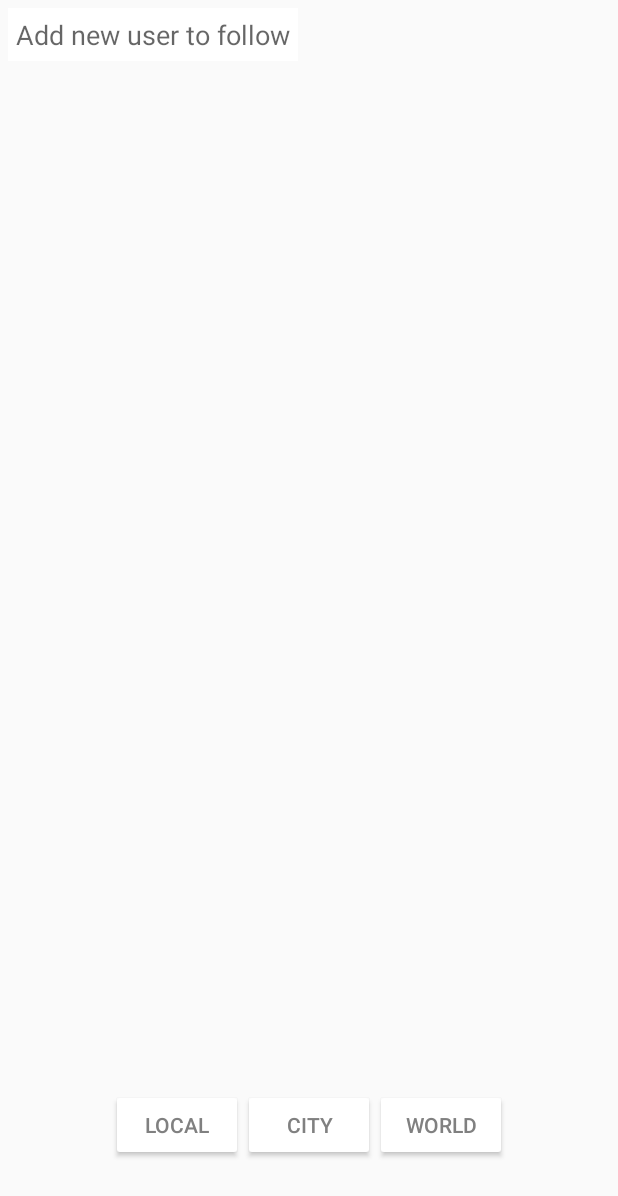
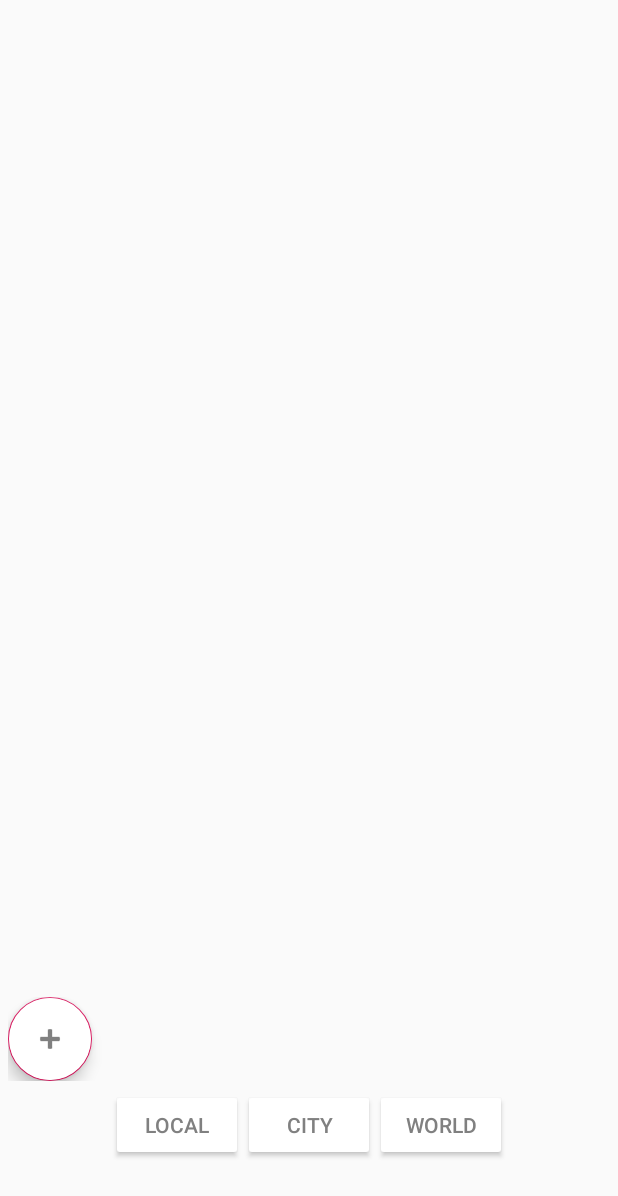
Before and after one commit to justinlwong/HypeMap, an Android app: the layout overlay_fragment.xml on its own in the app's theme, with its tools: preview values and no code run, on a phone screen of 412 x 824 dp. Shown: the top 1196 px of the screen. Run offline under Robolectric (Android 15) with nearby library versions, the phone set to English and light mode, and no system bars.

```diff
--- a/app/src/main/res/layout/overlay_fragment.xml
+++ b/app/src/main/res/layout/overlay_fragment.xml
@@ -1,27 +1,15 @@
 <?xml version="1.0" encoding="utf-8"?>
 <FrameLayout xmlns:android="http://schemas.android.com/apk/res/android"
-        xmlns:tools="http://schemas.android.com/tools"
-        android:layout_width="match_parent"
-        android:layout_height="match_parent"
-        tools:context=".ui.OverlayFragment">
+    xmlns:tools="http://schemas.android.com/tools"
+    android:layout_width="match_parent"
+    android:layout_height="match_parent"
+    tools:context=".ui.OverlayFragment">
 
     <RelativeLayout
         android:layout_width="match_parent"
         android:layout_height="match_parent"
         android:focusable="true"
         android:focusableInTouchMode="true">
-
-        <EditText
-            android:layout_width="wrap_content"
-            android:layout_height="wrap_content"
-            android:layout_margin="5dp"
-            android:padding="5dp"
-            android:layout_alignParentStart="true"
-            android:id="@+id/getUserEditText"
-            android:background="@color/white"
-            android:inputType="text"
-            android:imeOptions="actionDone"
-            android:hint="@string/follow_hint"/>
 
         <LinearLayout
             android:id="@+id/zoomList"
@@ -60,8 +48,18 @@
         <LinearLayout
             android:layout_width="match_parent"
             android:layout_height="wrap_content"
-            android:layout_above="@id/zoomList"
-            android:paddingStart="5dp">
+            android:padding="5dp"
+            android:orientation="horizontal"
+            android:layout_above="@id/zoomList">
+
+            <com.google.android.material.floatingactionbutton.FloatingActionButton
+                android:id="@+id/addUserButton"
+                android:layout_width="wrap_content"
+                android:layout_height="wrap_content"
+                android:layout_gravity="center_vertical"
+                android:backgroundTint="@color/white"
+                android:src="@android:drawable/ic_input_add"
+                android:tint="@color/grey"/>
 
             <androidx.recyclerview.widget.RecyclerView
                 android:layout_width="match_parent"
--- a/app/src/main/res/values/styles.xml
+++ b/app/src/main/res/values/styles.xml
@@ -1,7 +1,7 @@
 <resources>
 
     <!-- Base application theme. -->
-    <style name="AppTheme" parent="Theme.AppCompat.Light.DarkActionBar">
+    <style name="AppTheme" parent="Theme.AppCompat.Light.NoActionBar">
         <!-- Customize your theme here. -->
         <item name="colorPrimary">@color/colorPrimary</item>
         <item name="colorPrimaryDark">@color/colorPrimaryDark</item>
```
Also changed, not shown: app/src/main/java/justin/apackage/com/hypemap/ui/MapsActivity.kt (+4 -27 lines), app/src/main/java/justin/apackage/com/hypemap/ui/OverlayFragment.kt (+36 -13 lines).
